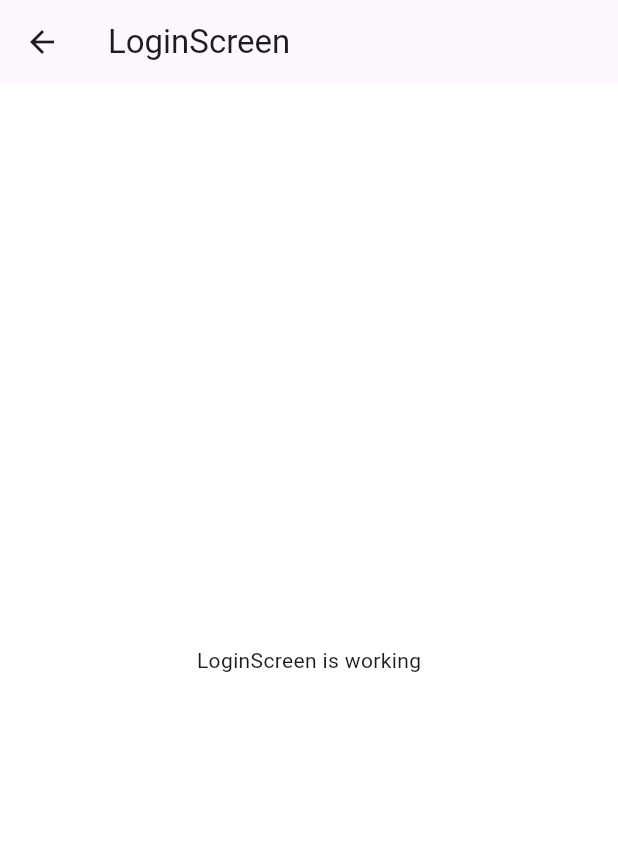
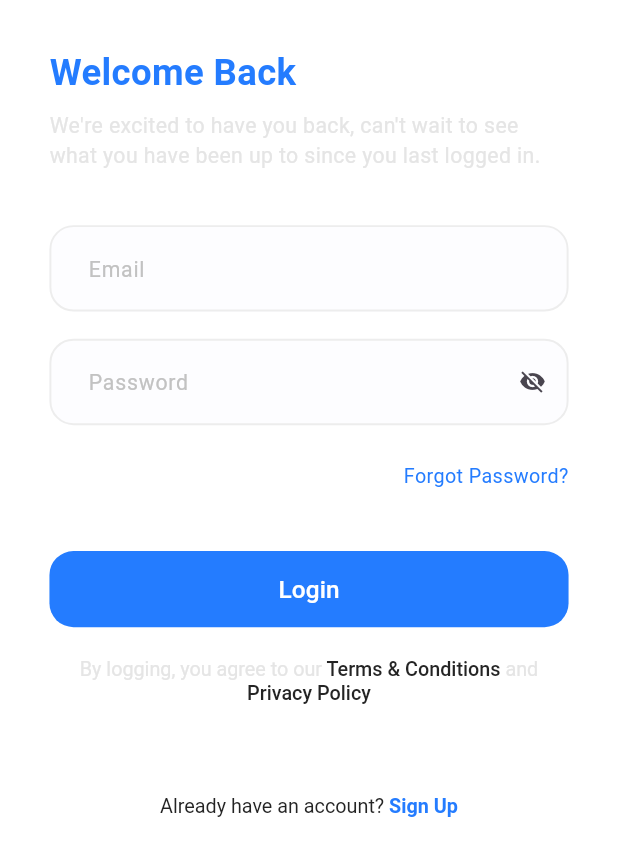
Before and after one commit to hardestsam/flutter_complete_project, a Flutter app: the screen it shows after launch, after a tap on "Get Started", on a phone screen of 412 x 824 dp. Shown: the top 856 px of the screen. Run offline on Flutter 3.47's test engine with Material 3 defaults, Android fonts, the phone set to English and light mode, and no system bars; our stand-ins replace flutter_screenutil, flutter_svg.

Commit message:
finished LoginScreen design.

```diff
--- a/lib/features/login/ui/login_screen.dart
+++ b/lib/features/login/ui/login_screen.dart
@@ -1,18 +1,89 @@
 import 'package:flutter/material.dart';
+import 'package:flutter_complete_project/core/widgets/app_text_form_field.dart';
+import 'package:flutter_complete_project/features/login/ui/widget/already_have_account_text.dart';
+import 'package:flutter_complete_project/features/login/ui/widget/terms_and_conditions_text.dart';
+import 'package:flutter_screenutil/flutter_screenutil.dart';
+
+import '../../../core/helpers/spacing.dart';
+import '../../../core/theming/styles.dart';
+import '../../../core/widgets/app_text_button.dart';
 
 
-class LoginScreen extends StatelessWidget {
+class LoginScreen extends StatefulWidget {
   const LoginScreen({super.key});
 
   @override
+  State<LoginScreen> createState() => _LoginScreenState();
+}
+
+class _LoginScreenState extends State<LoginScreen> {
+
+  final formKey = GlobalKey<FormState>();
+  bool isObscureText = true;
+  @override
   Widget build(BuildContext context) {
     return Scaffold(
-      appBar: AppBar(
-        title: Text('LoginScreen'),
 
-      ),
-      body: Center(
-        child: Text('LoginScreen is working'),
+      body: SafeArea(
+        child: Padding(
+          padding:  EdgeInsets.symmetric(horizontal: 30.w , vertical: 30.h),
+          child: SingleChildScrollView(
+            child: Column(
+              crossAxisAlignment: CrossAxisAlignment.start,
+              children: [
+                Text('Welcome Back',style: TextStyles.font24BlueBold,
+                ),
+                verticalSpace(8),
+                Text('We\'re excited to have you back, can\'t wait to see what you have been up to since you last logged in.',
+                  style: TextStyles.font14GrayRegular
+                ),
+                verticalSpace(36),
+                Form(
+                    key: formKey,
+                    child: Column(
+                  children: [
+                    const AppTextFormField(hintText: 'Email'),
+                    verticalSpace(18),
+                    AppTextFormField(
+                      hintText: 'Password',
+                      isObscureText: isObscureText,
+                      suffixIcon: GestureDetector(
+                        onTap: (){
+                          setState(() {
+                            isObscureText = !isObscureText;
+                          });
+                        },
+                        child: Icon(
+                            isObscureText
+                                ? Icons.visibility_off
+                                : Icons.visibility
+                        ),
+                      ),
+                    ),
+                    verticalSpace(24),
+                    Align(
+                        alignment: AlignmentDirectional.centerEnd,
+                        child: Text(
+                          'Forgot Password?',
+                          style: TextStyles.font13BlueRegular,
+                        ),
+                    ),
+                    verticalSpace(40),
+                    AppTextButton(
+                      buttonText: 'Login',
+                      textStyle: TextStyles.font16WhiteMedium,
+                      onPressed: () {},
+                    ),
+                    verticalSpace(16),
+                    const TermsAndConditionsText(),
+                    verticalSpace(60),
+                    const AlreadyHaveAccountText(),
+                                                                                  ],
+                ),),
+              ],
+            ),
+          ),
+        ),
       ),
     );
   }
--- /dev/null
+++ b/lib/features/login/ui/widget/already_have_account_text.dart
@@ -0,0 +1,27 @@
+import 'package:flutter/material.dart';
+
+import '../../../../core/theming/styles.dart';
+
+class AlreadyHaveAccountText extends StatelessWidget {
+  const AlreadyHaveAccountText({super.key});
+
+  @override
+  Widget build(BuildContext context) {
+    return RichText(
+      textAlign: TextAlign.center,
+      text: TextSpan(
+        children: [
+          TextSpan(
+            text: 'Already have an account?',
+            style: TextStyles.font13DarkBlueRegular,
+          ),
+          TextSpan(
+            text: ' Sign Up',
+            style: TextStyles.font13BlueSemiBold,
+
+          ),
+        ],
+      ),
+    );
+  }
+}
--- /dev/null
+++ b/lib/features/login/ui/widget/terms_and_conditions_text.dart
@@ -0,0 +1,34 @@
+import 'package:flutter/material.dart';
+
+import '../../../../core/theming/styles.dart';
+
+class TermsAndConditionsText extends StatelessWidget {
+  const TermsAndConditionsText({super.key});
+
+  @override
+  Widget build(BuildContext context) {
+    return RichText(
+      textAlign: TextAlign.center,
+      text: TextSpan(
+        children: [
+          TextSpan(
+            text: 'By logging, you agree to our',
+            style: TextStyles.font13GrayRegular,
+          ),
+          TextSpan(
+            text: ' Terms & Conditions',
+            style: TextStyles.font13DarkBlueMedium,
+          ),
+          TextSpan(
+            text: ' and',
+            style: TextStyles.font13GrayRegular.copyWith(height: 1.5),
+          ),
+          TextSpan(
+            text: ' Privacy Policy',
+            style: TextStyles.font13DarkBlueMedium,
+          ),
+        ],
+      ),
+    );
+  }
+}
--- a/lib/features/onboarding/widgets/doc_logo_and_name.dart
+++ b/lib/features/onboarding/widgets/doc_logo_and_name.dart
@@ -16,7 +16,7 @@ class DocLogoAndName extends StatelessWidget {
         SizedBox(width: 10.w),
         Text(
           'Docdoc',
-          style: TextStyles.font24Black700Weight,
+          style: TextStyles.font24BlackBold,
         ),
 
       ],
--- a/lib/features/onboarding/widgets/get_started_button.dart
+++ b/lib/features/onboarding/widgets/get_started_button.dart
@@ -31,7 +31,7 @@ class GetStartedButton extends StatelessWidget {
       ),
       child: Text(
         'Get Started',
-        style: TextStyles.font16WhiteSemiBold,
+        style: TextStyles.font16WhiteMedium,
       ),
     );
   }
```
